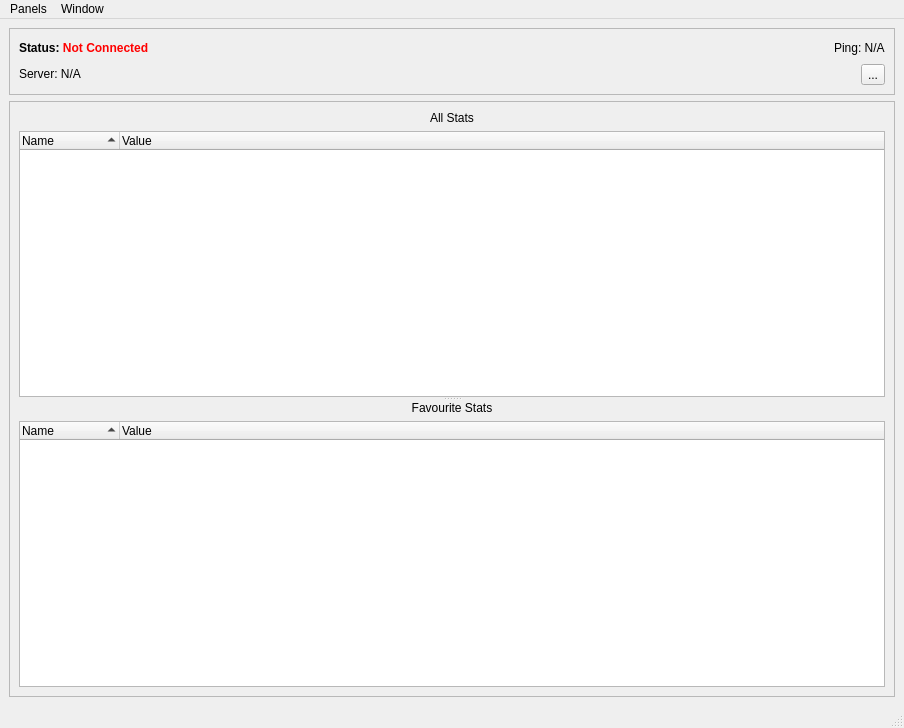
Before: the Qt Designer form Projects/Inspector/MainWindow.ui in ezEngine/ezEngine, drawn with Qt 5.
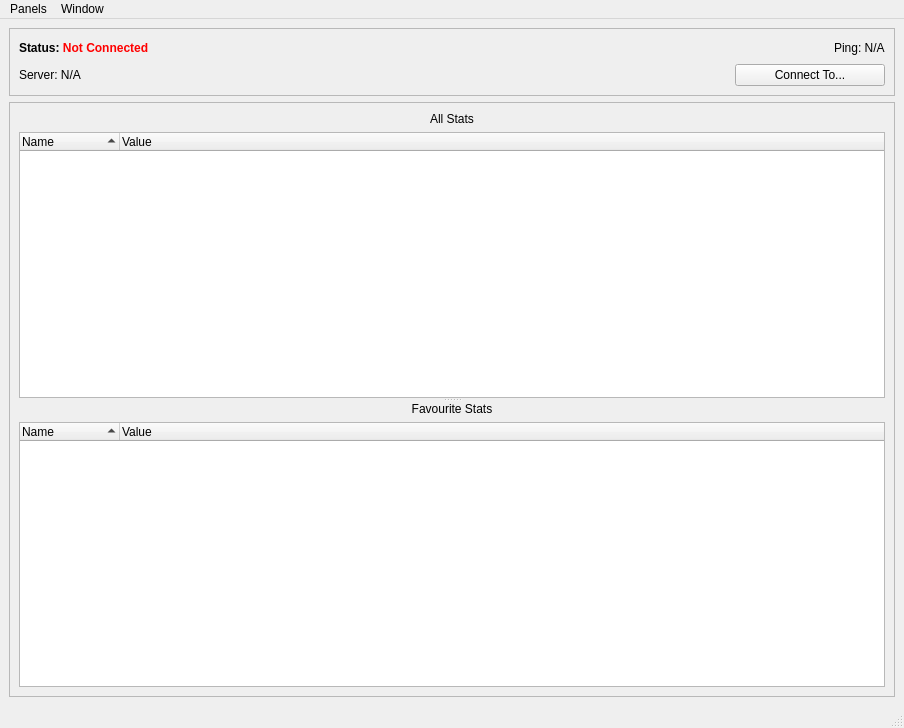
After: the same form once the commit is applied. Icons and pictures are not drawn.

The edit to the form file:
```diff
--- a/Projects/Inspector/MainWindow.ui
+++ b/Projects/Inspector/MainWindow.ui
@@ -84,9 +84,25 @@
           </widget>
          </item>
          <item>
-          <widget class="QToolButton" name="ButtonConnect">
+          <widget class="QPushButton" name="ButtonConnect">
+           <property name="sizePolicy">
+            <sizepolicy hsizetype="Maximum" vsizetype="Fixed">
+             <horstretch>0</horstretch>
+             <verstretch>0</verstretch>
+            </sizepolicy>
+           </property>
+           <property name="minimumSize">
+            <size>
+             <width>150</width>
+             <height>0</height>
+            </size>
+           </property>
            <property name="text">
-            <string>...</string>
+            <string>Connect To...</string>
+           </property>
+           <property name="icon">
+            <iconset resource="resources.qrc">
+             <normaloff>:/Icons/Icons/Server.png</normaloff>:/Icons/Icons/Server.png</iconset>
            </property>
           </widget>
          </item>
```
Left out of the diff: 2 changed lines with no effect on the pictures.
